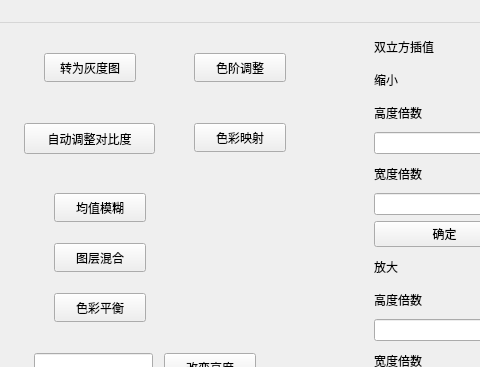
Obj4ct/ImageWithUI, file ImageWithUI/mainwindow.ui: the form before one commit; both pictures show x 576 to 1056 and y 0 to 367 of the 1384 by 738 pixel window.
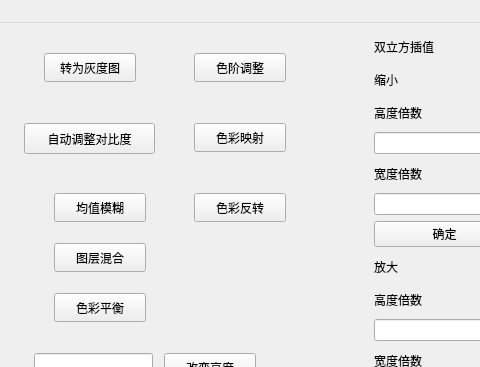
The form after the commit.

Commit message: 添加了颜色反转功能

```diff
--- a/ImageWithUI/mainwindow.ui
+++ b/ImageWithUI/mainwindow.ui
@@ -386,6 +386,19 @@
       <string>色彩映射</string>
      </property>
     </widget>
+    <widget class="QPushButton" name="btn_reverse_color">
+     <property name="geometry">
+      <rect>
+       <x>190</x>
+       <y>170</y>
+       <width>92</width>
+       <height>29</height>
+      </rect>
+     </property>
+     <property name="text">
+      <string>色彩反转</string>
+     </property>
+    </widget>
    </widget>
   </widget>
   <widget class="QMenuBar" name="menubar">
```
The commit also changes 4 other files.
